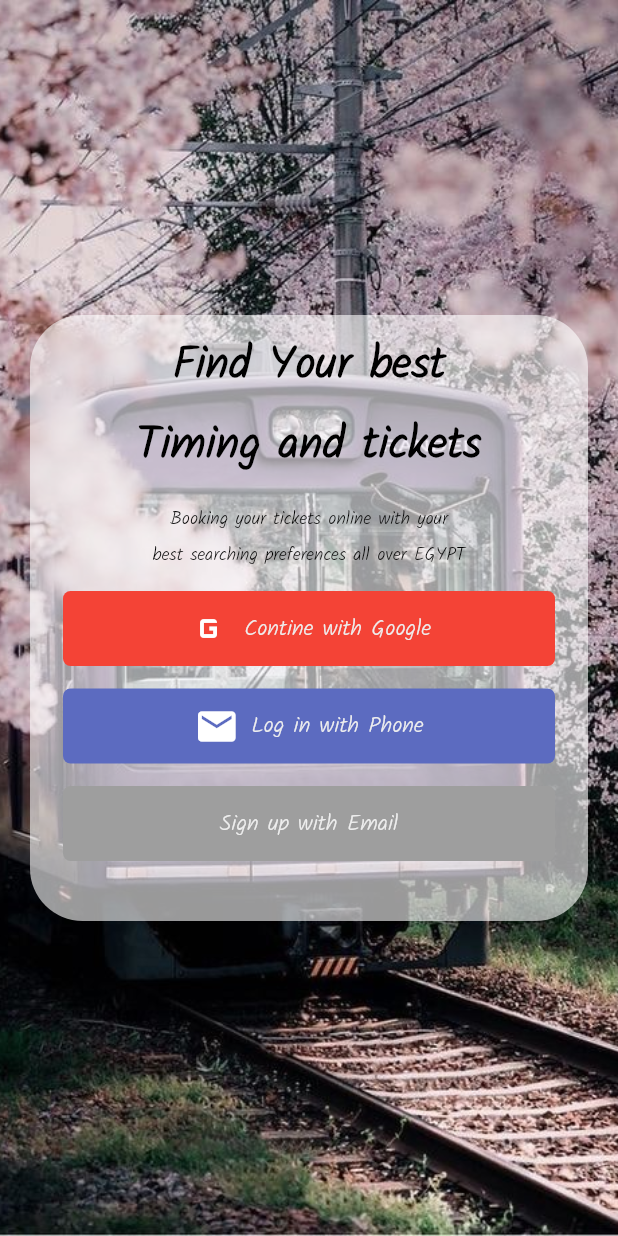
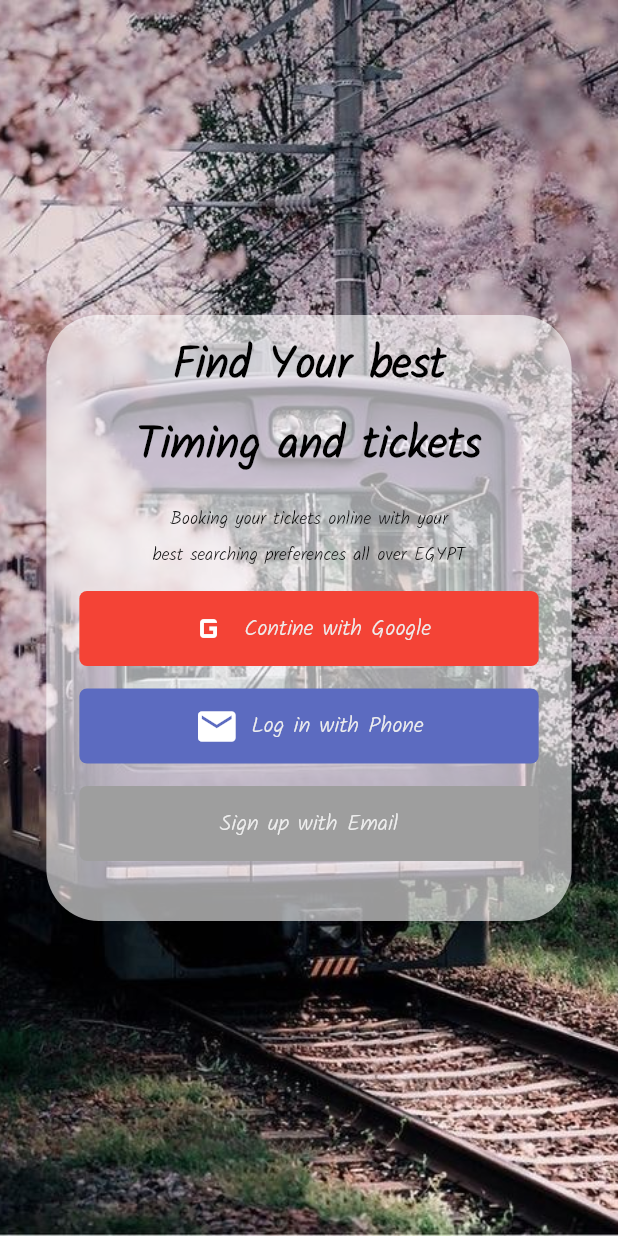
Before and after one commit to A1aaAhmed/graduation_project_app, a Flutter app: the screen it shows after launch, after a tap on "Contine with Google", on a phone screen of 412 x 824 dp. Run offline on Flutter 3.47's test engine with Material 2 defaults, Android fonts, the phone set to English and light mode, and no system bars; our stand-ins replace bloc, cloud_firestore, conditional_builder_null_safety, firebase_auth, firebase_core, firebase_storage and 11 more; missing offline and left inert: background_fetch, graduation_proj, mqtt_client, restart_app; accounts and stored records are empty; network calls fail.

Commit message:
responsive

```diff
--- a/lib/layout/cubit/cubit.dart
+++ b/lib/layout/cubit/cubit.dart
@@ -129,9 +129,14 @@ class MainCubit extends Cubit<MainStates> {
       name: editedName,
       email: editedEmail,
       image: image ?? model!.image!,
+      bill: model!.bill!,
     );
+    String? start = model!.uId!.substring(0, 3);
+
     FirebaseFirestore.instance
         .collection('users')
+        .doc(start)
+        .collection('numbers')
         .doc(model?.uId)
         .update(modeldata.toMap())
         .then((value) {
--- a/lib/layout/transition.dart
+++ b/lib/layout/transition.dart
@@ -28,7 +28,9 @@ class Trans extends StatelessWidget {
         // print("///////////////////");
         return Scaffold(
           body: cubit.screens[cubit.currentindex],
-          bottomNavigationBar: BottomNavigationBar(
+          bottomNavigationBar: SingleChildScrollView(
+            scrollDirection: Axis.vertical,
+            child: BottomNavigationBar(
               currentIndex: cubit.currentindex,
               onTap: (index) {
                 cubit.changeNavbarIndex(index);
@@ -52,6 +54,7 @@ class Trans extends StatelessWidget {
                 ),
               ],
             ),
+          ),
         );
       },
     );
--- a/lib/main.dart
+++ b/lib/main.dart
@@ -12,6 +12,7 @@ import 'package:graduation_project_app/shared/style/colors.dart';
 import 'package:sizer/sizer.dart';
 import 'package:graduation_project_app/shared/bloc_observer.dart';
 import 'firebase_options.dart';
+
 
 
 
--- a/lib/modules/Profile/editProfile_Screen.dart
+++ b/lib/modules/Profile/editProfile_Screen.dart
@@ -130,7 +130,7 @@ class editProfileScreen extends StatelessWidget {
                     MainCubit.get(context).uploadImage(name: nameController.text, email: emailController.text, phone: phoneController.text);
 
 
-                  }, text: 'Update Profile'),
+                  }, text: 'Upload photo'),
                 ),
                 if(state is updateUserLoadingState)
                   SizedBox(height: 5,),
--- a/lib/modules/search_screen/searchcard.dart
+++ b/lib/modules/search_screen/searchcard.dart
@@ -30,7 +30,7 @@ Widget SearchCard(
                       ))));
         },
         child: Container(
-            height: MediaQuery.of(context).size.height * 0.3,
+            height: 230,
             color: int.parse(available) >= noOfChoosenSeats
                 ? Colors.white70
                 : colortheme.saimon.withOpacity(0.5),
--- a/lib/modules/seats_screen/cubit/cubit.dart
+++ b/lib/modules/seats_screen/cubit/cubit.dart
@@ -132,7 +132,8 @@ class SeatsScreenCubit extends Cubit<SeatsScreenStates> {
   }
 
   Future<void> updateBill() async {
-    await FirebaseFirestore.instance.collection("users").doc(uId).update({
+    String? start = uId?.substring(0, 3);
+    await FirebaseFirestore.instance.collection("users").doc(start).collection('numbers').doc(uId).update({
       'bill':
           '${double.parse(MainCubit.model!.bill.toString()) + amountToBePayed}'
     });
--- a/lib/modules/seats_screen/widgets/trainpart.dart
+++ b/lib/modules/seats_screen/widgets/trainpart.dart
@@ -88,6 +88,7 @@ class _TrainPartState extends State<TrainPart> {
                 ? EdgeInsets.only(top: height * 0.15)
                 : EdgeInsets.only(top: height * 0.0156),
             child: ListView.separated(
+              physics: const NeverScrollableScrollPhysics(),
               itemBuilder: (context, index) => GestureDetector(
                 onTap: () async {
                   int seatNumber = 2 * index + start;
--- a/lib/modules/social/verifyPhone.dart
+++ b/lib/modules/social/verifyPhone.dart
@@ -60,6 +60,8 @@ class verifyPhoneScreen extends StatelessWidget {
         ),
         body: Padding(
           padding: const EdgeInsets.symmetric(vertical: 15, horizontal: 10),
+          child: SingleChildScrollView(
+            scrollDirection: Axis.vertical,
             child: Column(
                 mainAxisAlignment: MainAxisAlignment.start,
                 crossAxisAlignment: CrossAxisAlignment.center,
@@ -146,6 +148,7 @@ class verifyPhoneScreen extends StatelessWidget {
                       context: context),
                 ]),
           ),
+        ),
       );
     }));
   }
--- a/lib/modules/social/welcome_screen.dart
+++ b/lib/modules/social/welcome_screen.dart
@@ -12,6 +12,7 @@ import 'package:graduation_project_app/network/local/shared_pref.dart';
 import 'package:graduation_project_app/shared/variables.dart';
 
 import '../../shared/components/components.dart';
+
 class welcomeScreen extends StatefulWidget {
   const welcomeScreen({Key? key}) : super(key: key);
 
@@ -24,119 +25,166 @@ class _welcomeScreenState extends State<welcomeScreen> {
   Widget build(BuildContext context) {
     return BlocProvider(
       create: (context) => googleCubit(),
-      child: BlocConsumer<googleCubit,googleStates>(
-        listener: (context,state){
-
-        },
-        builder: (context,state){
-          return  Scaffold(
+      child: BlocConsumer<googleCubit, googleStates>(
+        listener: (context, state) {},
+        builder: (context, state) {
+          return Scaffold(
             body: SafeArea(
               child: Container(
                 width: MediaQuery.of(context).size.width,
-                height:MediaQuery.of(context).size.height,
+                height: MediaQuery.of(context).size.height,
                 decoration: const BoxDecoration(
                   image: DecorationImage(
                     image: AssetImage('assets/images/train.jpg'),
                     fit: BoxFit.cover,
-                  ),),
+                  ),
+                ),
                 child: Center(
                   child: Padding(
                     padding: const EdgeInsets.all(20.0),
                     child: SingleChildScrollView(
                       child: Container(
-                        decoration:BoxDecoration(
-                          borderRadius: BorderRadius.circular(35,),
+                        width: MediaQuery.of(context).size.width * .85,
+                        decoration: BoxDecoration(
+                          borderRadius: BorderRadius.circular(
+                            35,
+                          ),
                           color: Colors.white.withOpacity(0.6),
-                        ) ,
+                        ),
                         clipBehavior: Clip.antiAliasWithSaveLayer,
                         child: Padding(
-                          padding: const EdgeInsets.symmetric(horizontal: 22,vertical: 10),
+                          padding: const EdgeInsets.symmetric(
+                              horizontal: 22, vertical: 10),
                           child: Column(
                             mainAxisAlignment: MainAxisAlignment.center,
                             children: [
-                              Text('Find Your best',style: Theme.of(context).textTheme.bodyLarge?.copyWith(
+                              Text(
+                                'Find Your best',
+                                style: Theme.of(context)
+                                    .textTheme
+                                    .bodyLarge
+                                    ?.copyWith(
                                         color: colortheme.black,
-                                  fontWeight: FontWeight.bold
+                                        fontWeight: FontWeight.bold),
                               ),
+                              const SizedBox(
+                                height: 5,
                               ),
-                              const SizedBox(height: 5,),
-                              Text('Timing and tickets',
-                                style: Theme.of(context).textTheme.bodyLarge?.copyWith(
+                              Text(
+                                'Timing and tickets',
+                                style: Theme.of(context)
+                                    .textTheme
+                                    .bodyLarge
+                                    ?.copyWith(
                                         color: colortheme.black,
-                                    fontWeight: FontWeight.bold
+                                        fontWeight: FontWeight.bold),
                               ),
+                              const SizedBox(
+                                height: 15,
                               ),
-                              const SizedBox(height: 15,),
-                              Text('Booking your tickets online with your',
-                                style: Theme.of(context).textTheme.bodySmall?.copyWith(
-                                    color: colortheme.black,
-                                    fontSize: 12
+                              Text(
+                                'Booking your tickets online with your',
+                                style: Theme.of(context)
+                                    .textTheme
+                                    .bodySmall
+                                    ?.copyWith(
+                                        color: colortheme.black, fontSize: 12),
                               ),
+                              const SizedBox(
+                                height: 5,
                               ),
-                              const SizedBox(height: 5,),
-                              Text('best searching preferences all over EGYPT',
-                                style: Theme.of(context).textTheme.bodySmall?.copyWith(
-                                    color: colortheme.black,
-                                    fontSize: 12
+                              Text(
+                                'best searching preferences all over EGYPT',
+                                style: Theme.of(context)
+                                    .textTheme
+                                    .bodySmall
+                                    ?.copyWith(
+                                        color: colortheme.black, fontSize: 12),
                               ),
+                              const SizedBox(
+                                height: 15,
                               ),
-                              const SizedBox(height: 15,),
 
                               iconTextButton(
                                   context: context,
                                   background: Colors.red,
                                   iconp: Icons.g_mobiledata,
                                   text: "Contine with Google",
-                                  function: ()async{
-                                    User?user;
-                                    user=await googleCubit.get(context).signInWithGoogle();
-                                    if(user != null){
-                                      String phoneSnapshot=await checkNumberExist(user.email!);
-                                      if (phoneSnapshot!=""){
-                                        casheHelper.saveData(key: 'uId', value: phoneSnapshot).then((value) {
-                                           uId=casheHelper.getData(key: 'uId');
-                                           Navigator.push(
-                                          context, MaterialPageRoute(builder: ((context) => Trans())));            });
-                                      }
-                                      else{
+                                  function: () async {
+                                    User? user;
+                                    user = await googleCubit
+                                        .get(context)
+                                        .signInWithGoogle();
+                                    if (user != null) {
+                                      String phoneSnapshot =
+                                          await checkNumberExist(user.email!);
+                                      if (phoneSnapshot != "") {
+                                        casheHelper
+                                            .saveData(
+                                                key: 'uId',
+                                                value: phoneSnapshot)
+                                            .then((value) {
+                                          uId = casheHelper.getData(key: 'uId');
                                           Navigator.push(
                                               context,
                                               MaterialPageRoute(
-                                              builder: ((context) =>  phoneScreen(user?.displayName,user?.email))
-                                          )
-                                      );
-                                    }}
+                                                  builder: ((context) =>
+                                                      Trans())));
+                                        });
+                                      } else {
+                                        Navigator.push(
+                                            context,
+                                            MaterialPageRoute(
+                                                builder: ((context) =>
+                                                    phoneScreen(
+                                                        user?.displayName,
+                                                        user?.email))));
+                                      }
+                                    }
                                   }),
 
-                              const SizedBox(height: 15,),
+                              const SizedBox(
+                                height: 15,
+                              ),
                               iconTextButton(
                                 context: context,
                                 background: Colors.indigo.shade400,
                                 iconp: Icons.email,
                                 text: "Log in with Phone",
-                                function: (){
+                                function: () {
                                   Navigator.push(
                                     context,
-                                    MaterialPageRoute(builder: (context) =>  loginSreen()),);
-                                },),
-                              const SizedBox(height: 15,),
+                                    MaterialPageRoute(
+                                        builder: (context) => loginSreen()),
+                                  );
+                                },
+                              ),
+                              const SizedBox(
+                                height: 15,
+                              ),
                               defultButton(
                                   context: context,
                                   background: Colors.grey,
-                                  function: (){
-                                    Navigator.push(context,
-                                      MaterialPageRoute(builder: (context)=>registerScreen()),
+                                  function: () {
+                                    Navigator.push(
+                                      context,
+                                      MaterialPageRoute(
+                                          builder: (context) =>
+                                              registerScreen()),
                                     );
                                   },
                                   text: "Sign up with Email"),
-                              const SizedBox(height: 15,),
+                              const SizedBox(
+                                height: 15,
+                              ),
                               // Container(
                               //  width: double.infinity,
                               // height: 1,
                               // color: Colors.grey,
                               // ),
-                              const SizedBox(height: 15,),
-
+                              const SizedBox(
+                                height: 15,
+                              ),
                             ],
                           ),
                         ),
```
Also changed, not shown: lib/modules/home_screen/secondsection/secondsection.dart (+12 -6 lines). Lines whose indentation alone changed are shown as unchanged.
